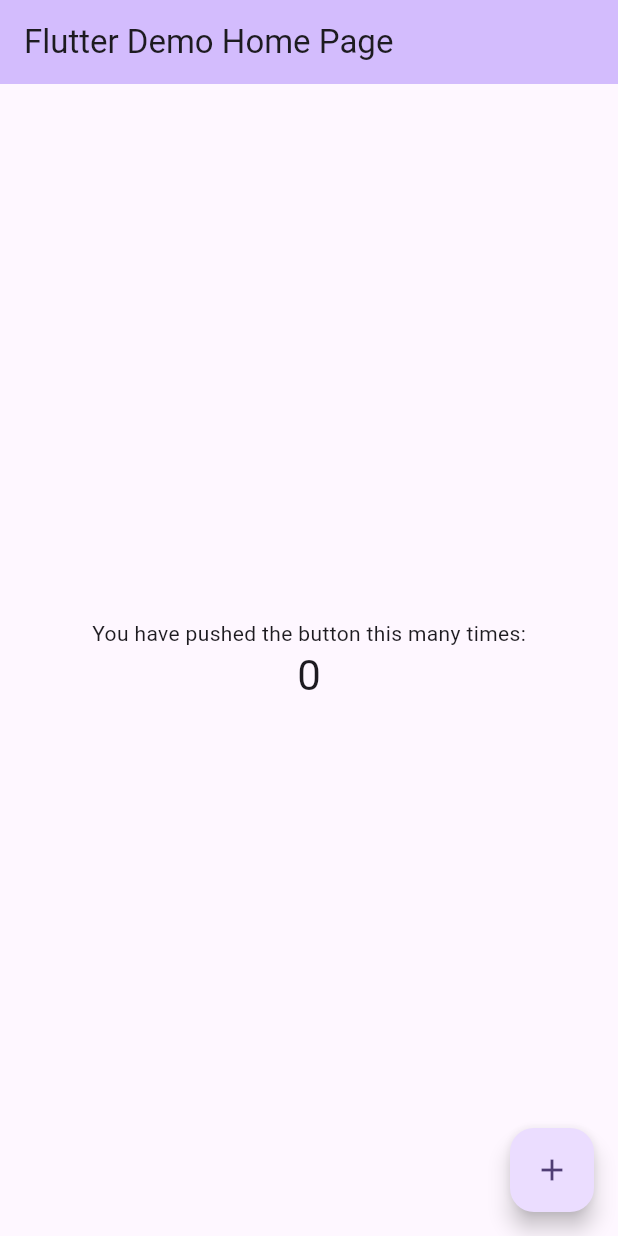
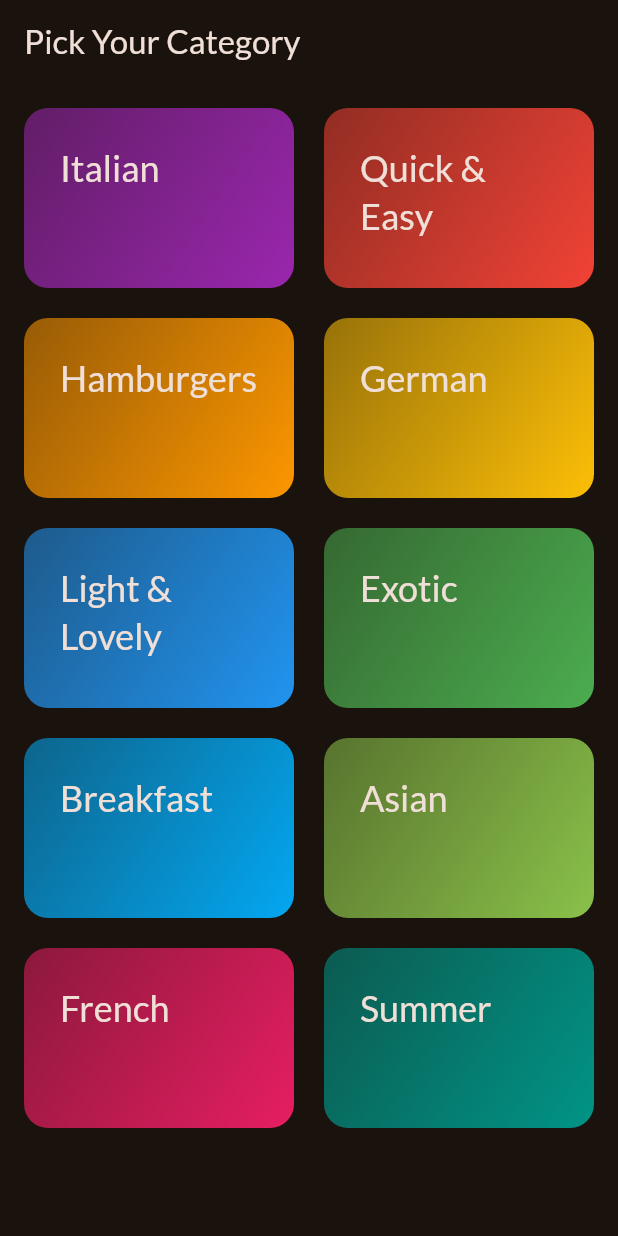
Before and after one commit to Amrendra29/meals, a Flutter app: the screen it shows after launch, on a phone screen of 412 x 824 dp. Run offline on Flutter 3.47's test engine with Material 3 defaults, Android fonts, the phone set to English and light mode, and no system bars; our stand-ins replace google_fonts.

Commit message:
start
complete the home page with null tapable widgets

```diff
--- /dev/null
+++ b/lib/data/dummy_data.dart
@@ -0,0 +1,16 @@
+import 'package:flutter/material.dart';
+
+import 'package:meals/models/category.dart';
+
+const availableCategories = [
+  Category(id: 'c1', title: 'Italian', color: Colors.purple),
+  Category(id: 'c2', title: 'Quick & Easy', color: Colors.red),
+  Category(id: 'c3', title: 'Hamburgers', color: Colors.orange),
+  Category(id: 'c4', title: 'German', color: Colors.amber),
+  Category(id: 'c5', title: 'Light & Lovely', color: Colors.blue),
+  Category(id: 'c6', title: 'Exotic', color: Colors.green),
+  Category(id: 'c7', title: 'Breakfast', color: Colors.lightBlue),
+  Category(id: 'c8', title: 'Asian', color: Colors.lightGreen),
+  Category(id: 'c9', title: 'French', color: Colors.pink),
+  Category(id: 'c10', title: 'Summer', color: Colors.teal),
+];
--- a/lib/main.dart
+++ b/lib/main.dart
@@ -1,122 +1,30 @@
 import 'package:flutter/material.dart';
 
+import 'package:google_fonts/google_fonts.dart';
+import 'package:meals/screens/categories.dart';
+
+final theme = ThemeData(
+  useMaterial3: true,
+  colorScheme: ColorScheme.fromSeed(
+    brightness: Brightness.dark,
+    seedColor: const Color.fromARGB(255, 131, 57, 0),
+  ),
+  textTheme: GoogleFonts.latoTextTheme(),
+);
+
 void main() {
-  runApp(const MyApp());
+  runApp(const App());
 }
 
-class MyApp extends StatelessWidget {
-  const MyApp({super.key});
+class App extends StatelessWidget {
+  const App({super.key});
 
-  // This widget is the root of your application.
   @override
   Widget build(BuildContext context) {
     return MaterialApp(
-      title: 'Flutter Demo',
-      theme: ThemeData(
-        // This is the theme of your application.
-        //
-        // TRY THIS: Try running your application with "flutter run". You'll see
-        // the application has a purple toolbar. Then, without quitting the app,
-        // try changing the seedColor in the colorScheme below to Colors.green
-        // and then invoke "hot reload" (save your changes or press the "hot
-        // reload" button in a Flutter-supported IDE, or press "r" if you used
-        // the command line to start the app).
-        //
-        // Notice that the counter didn't reset back to zero; the application
-        // state is not lost during the reload. To reset the state, use hot
-        // restart instead.
-        //
-        // This works for code too, not just values: Most code changes can be
-        // tested with just a hot reload.
-        colorScheme: ColorScheme.fromSeed(seedColor: Colors.deepPurple),
-      ),
-      home: const MyHomePage(title: 'Flutter Demo Home Page'),
+      debugShowCheckedModeBanner: false,
+      theme: theme,
+      home: CategoriesScreen(),
     );
   }
 }
-
-class MyHomePage extends StatefulWidget {
-  const MyHomePage({super.key, required this.title});
-
-  // This widget is the home page of your application. It is stateful, meaning
-  // that it has a State object (defined below) that contains fields that affect
-  // how it looks.
-
-  // This class is the configuration for the state. It holds the values (in this
-  // case the title) provided by the parent (in this case the App widget) and
-  // used by the build method of the State. Fields in a Widget subclass are
-  // always marked "final".
-
-  final String title;
-
-  @override
-  State<MyHomePage> createState() => _MyHomePageState();
-}
-
-class _MyHomePageState extends State<MyHomePage> {
-  int _counter = 0;
-
-  void _incrementCounter() {
-    setState(() {
-      // This call to setState tells the Flutter framework that something has
-      // changed in this State, which causes it to rerun the build method below
-      // so that the display can reflect the updated values. If we changed
-      // _counter without calling setState(), then the build method would not be
-      // called again, and so nothing would appear to happen.
-      _counter++;
-    });
-  }
-
-  @override
-  Widget build(BuildContext context) {
-    // This method is rerun every time setState is called, for instance as done
-    // by the _incrementCounter method above.
-    //
-    // The Flutter framework has been optimized to make rerunning build methods
-    // fast, so that you can just rebuild anything that needs updating rather
-    // than having to individually change instances of widgets.
-    return Scaffold(
-      appBar: AppBar(
-        // TRY THIS: Try changing the color here to a specific color (to
-        // Colors.amber, perhaps?) and trigger a hot reload to see the AppBar
-        // change color while the other colors stay the same.
-        backgroundColor: Theme.of(context).colorScheme.inversePrimary,
-        // Here we take the value from the MyHomePage object that was created by
-        // the App.build method, and use it to set our appbar title.
-        title: Text(widget.title),
-      ),
-      body: Center(
-        // Center is a layout widget. It takes a single child and positions it
-        // in the middle of the parent.
-        child: Column(
-          // Column is also a layout widget. It takes a list of children and
-          // arranges them vertically. By default, it sizes itself to fit its
-          // children horizontally, and tries to be as tall as its parent.
-          //
-          // Column has various properties to control how it sizes itself and
-          // how it positions its children. Here we use mainAxisAlignment to
-          // center the children vertically; the main axis here is the vertical
-          // axis because Columns are vertical (the cross axis would be
-          // horizontal).
-          //
-          // TRY THIS: Invoke "debug painting" (choose the "Toggle Debug Paint"
-          // action in the IDE, or press "p" in the console), to see the
-          // wireframe for each widget.
-          mainAxisAlignment: MainAxisAlignment.center,
-          children: <Widget>[
-            const Text('You have pushed the button this many times:'),
-            Text(
-              '$_counter',
-              style: Theme.of(context).textTheme.headlineMedium,
-            ),
-          ],
-        ),
-      ),
-      floatingActionButton: FloatingActionButton(
-        onPressed: _incrementCounter,
-        tooltip: 'Increment',
-        child: const Icon(Icons.add),
-      ), // This trailing comma makes auto-formatting nicer for build methods.
-    );
-  }
-}
--- /dev/null
+++ b/lib/models/category.dart
@@ -0,0 +1,12 @@
+import 'package:flutter/material.dart';
+
+class Category {
+  const Category({
+    required this.id,
+    required this.title,
+    this.color = Colors.black,
+  });
+  final String id;
+  final String title;
+  final Color color;
+}
--- /dev/null
+++ b/lib/screens/categories.dart
@@ -0,0 +1,26 @@
+import 'package:flutter/material.dart';
+import 'package:meals/data/dummy_data.dart';
+import 'package:meals/widgets/category_grid_item.dart';
+
+class CategoriesScreen extends StatelessWidget {
+  const CategoriesScreen({super.key});
+  @override
+  Widget build(BuildContext context) {
+    return Scaffold(
+      appBar: AppBar(title: Text('Pick Your Category')),
+      body: GridView(
+        padding: EdgeInsets.all(16),
+        gridDelegate: SliverGridDelegateWithFixedCrossAxisCount(
+          crossAxisCount: 2,
+          crossAxisSpacing: 20,
+          childAspectRatio: 3 / 2,
+          mainAxisSpacing: 20,
+        ),
+        children: [
+          for (final category in availableCategories)
+            CategoryGridItem(category: category),
+        ],
+      ),
+    );
+  }
+}
--- /dev/null
+++ b/lib/widgets/category_grid_item.dart
@@ -0,0 +1,36 @@
+import 'package:meals/models/category.dart';
+import 'package:flutter/material.dart';
+
+class CategoryGridItem extends StatelessWidget {
+  const CategoryGridItem({super.key, required this.category});
+
+  final Category category;
+  @override
+  Widget build(BuildContext context) {
+    return InkWell(
+      onTap: () {},
+      splashColor: Theme.of(context).primaryColor,
+      borderRadius: BorderRadius.circular(16),
+      child: Container(
+        padding: EdgeInsets.all(24),
+        decoration: BoxDecoration(
+          borderRadius: BorderRadius.circular(16),
+          gradient: LinearGradient(
+            colors: [
+              category.color.withValues(alpha: 0.55),
+              category.color.withValues(alpha: 0.99),
+            ],
+            begin: Alignment.topLeft,
+            end: Alignment.bottomRight,
+          ),
+        ),
+        child: Text(
+          category.title,
+          style: Theme.of(context).textTheme.headlineSmall!.copyWith(
+            color: Theme.of(context).colorScheme.onBackground,
+          ),
+        ),
+      ),
+    );
+  }
+}
--- a/pubspec.yaml
+++ b/pubspec.yaml
@@ -34,6 +34,7 @@ dependencies:
   # The following adds the Cupertino Icons font to your application.
   # Use with the CupertinoIcons class for iOS style icons.
   cupertino_icons: ^1.0.8
+  google_fonts: ^6.3.1
 
 dev_dependencies:
   flutter_test:
```
Also changed, not shown: pubspec.lock, 2 other files.
